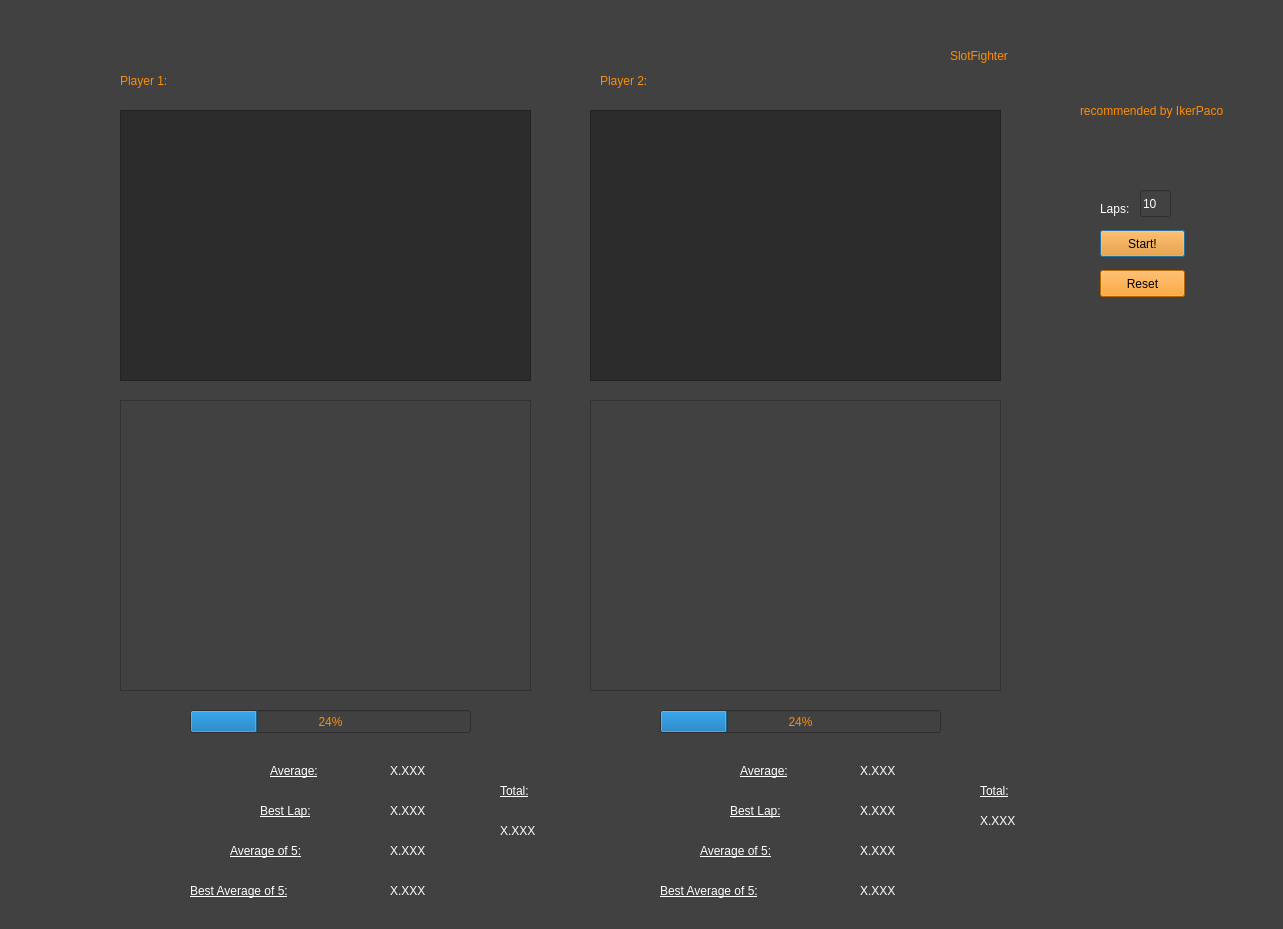
First picture: the form in untitled.ui, repository EvilEli/SlotcarTimer, before the edit.
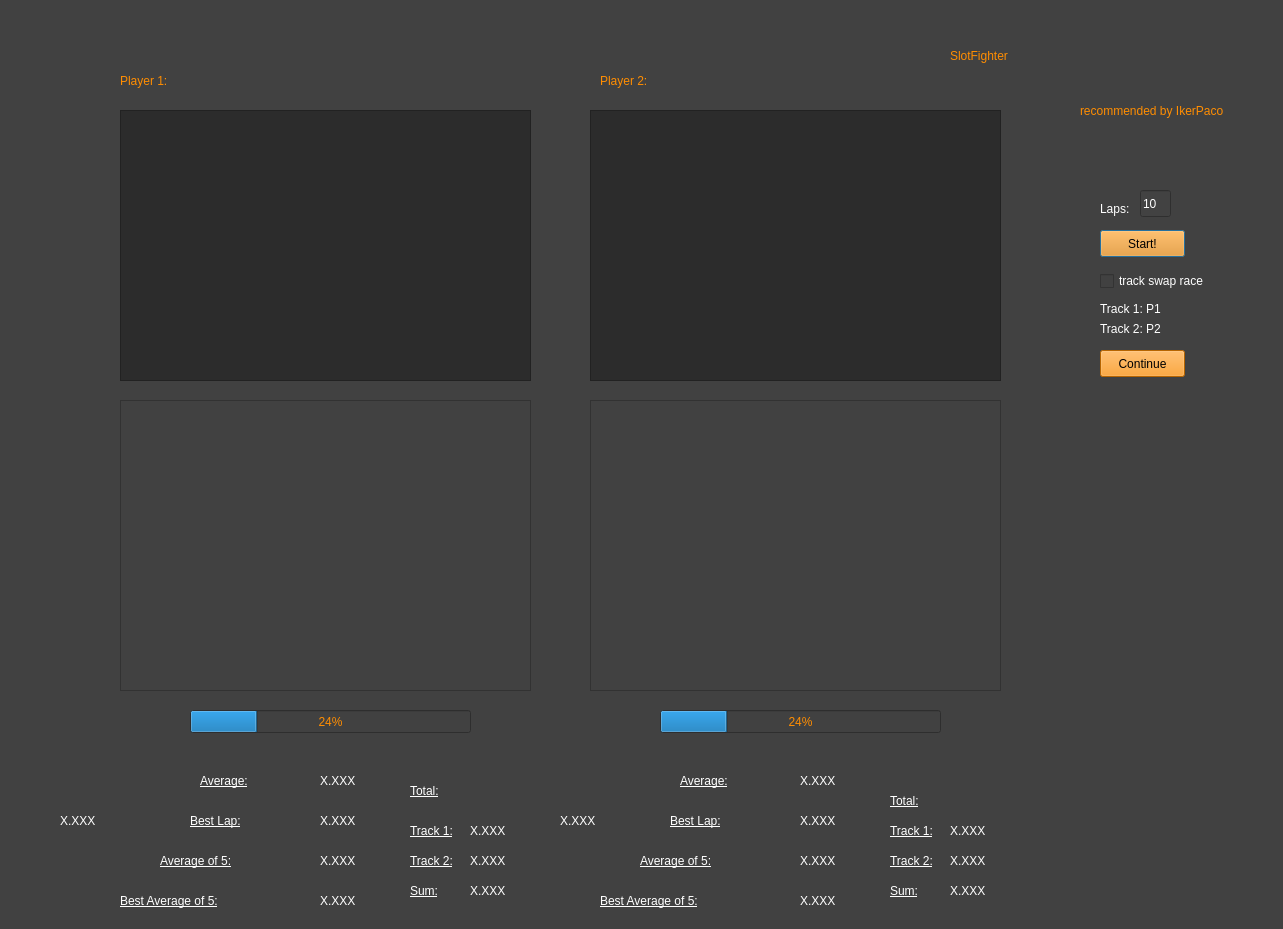
Second picture: the form after the edit. Custom widgets are drawn as their Qt base class.

Commit message: Added track swap function.

The edit to the form file:
```diff
--- a/untitled.ui
+++ b/untitled.ui
@@ -144,8 +144,8 @@
   <widget class="QLabel" name="label_4">
    <property name="geometry">
     <rect>
-     <x>260</x>
-     <y>800</y>
+     <x>190</x>
+     <y>810</y>
      <width>91</width>
      <height>21</height>
     </rect>
@@ -162,8 +162,8 @@
   <widget class="QLabel" name="label_5">
    <property name="geometry">
     <rect>
-     <x>390</x>
-     <y>800</y>
+     <x>320</x>
+     <y>810</y>
      <width>56</width>
      <height>21</height>
     </rect>
@@ -179,8 +179,8 @@
   <widget class="QLabel" name="label_7">
    <property name="geometry">
     <rect>
-     <x>270</x>
-     <y>760</y>
+     <x>200</x>
+     <y>770</y>
      <width>81</width>
      <height>21</height>
     </rect>
@@ -197,8 +197,8 @@
   <widget class="QLabel" name="label_6">
    <property name="geometry">
     <rect>
-     <x>390</x>
-     <y>760</y>
+     <x>320</x>
+     <y>770</y>
      <width>56</width>
      <height>21</height>
     </rect>
@@ -214,8 +214,8 @@
   <widget class="QLabel" name="label_8">
    <property name="geometry">
     <rect>
-     <x>390</x>
-     <y>840</y>
+     <x>320</x>
+     <y>850</y>
      <width>56</width>
      <height>21</height>
     </rect>
@@ -231,8 +231,8 @@
   <widget class="QLabel" name="label_9">
    <property name="geometry">
     <rect>
-     <x>230</x>
-     <y>840</y>
+     <x>160</x>
+     <y>850</y>
      <width>121</width>
      <height>21</height>
     </rect>
@@ -249,8 +249,8 @@
   <widget class="QLabel" name="label_10">
    <property name="geometry">
     <rect>
-     <x>190</x>
-     <y>880</y>
+     <x>120</x>
+     <y>890</y>
      <width>171</width>
      <height>21</height>
     </rect>
@@ -267,8 +267,8 @@
   <widget class="QLabel" name="label_11">
    <property name="geometry">
     <rect>
-     <x>390</x>
-     <y>880</y>
+     <x>320</x>
+     <y>890</y>
      <width>56</width>
      <height>21</height>
     </rect>
@@ -310,8 +310,8 @@
   <widget class="QLabel" name="label_12">
    <property name="geometry">
     <rect>
-     <x>740</x>
-     <y>760</y>
+     <x>680</x>
+     <y>770</y>
      <width>81</width>
      <height>21</height>
     </rect>
@@ -328,8 +328,8 @@
   <widget class="QLabel" name="label_13">
    <property name="geometry">
     <rect>
-     <x>860</x>
-     <y>840</y>
+     <x>800</x>
+     <y>850</y>
      <width>56</width>
      <height>21</height>
     </rect>
@@ -345,8 +345,8 @@
   <widget class="QLabel" name="label_14">
    <property name="geometry">
     <rect>
-     <x>860</x>
-     <y>800</y>
+     <x>800</x>
+     <y>810</y>
      <width>56</width>
      <height>21</height>
     </rect>
@@ -362,8 +362,8 @@
   <widget class="QLabel" name="label_15">
    <property name="geometry">
     <rect>
-     <x>700</x>
-     <y>840</y>
+     <x>640</x>
+     <y>850</y>
      <width>121</width>
      <height>21</height>
     </rect>
@@ -380,8 +380,8 @@
   <widget class="QLabel" name="label_16">
    <property name="geometry">
     <rect>
-     <x>660</x>
-     <y>880</y>
+     <x>600</x>
+     <y>890</y>
      <width>171</width>
      <height>21</height>
     </rect>
@@ -398,8 +398,8 @@
   <widget class="QLabel" name="label_17">
    <property name="geometry">
     <rect>
-     <x>730</x>
-     <y>800</y>
+     <x>670</x>
+     <y>810</y>
      <width>91</width>
      <height>21</height>
     </rect>
@@ -416,8 +416,8 @@
   <widget class="QLabel" name="label_18">
    <property name="geometry">
     <rect>
-     <x>860</x>
-     <y>760</y>
+     <x>800</x>
+     <y>770</y>
      <width>56</width>
      <height>21</height>
     </rect>
@@ -433,8 +433,8 @@
   <widget class="QLabel" name="label_19">
    <property name="geometry">
     <rect>
-     <x>860</x>
-     <y>880</y>
+     <x>800</x>
+     <y>890</y>
      <width>56</width>
      <height>21</height>
     </rect>
@@ -465,7 +465,7 @@
   <widget class="QLabel" name="label_20">
    <property name="geometry">
     <rect>
-     <x>500</x>
+     <x>410</x>
      <y>780</y>
      <width>51</width>
      <height>21</height>
@@ -483,8 +483,8 @@
   <widget class="QLabel" name="label_21">
    <property name="geometry">
     <rect>
-     <x>980</x>
-     <y>780</y>
+     <x>890</x>
+     <y>790</y>
      <width>51</width>
      <height>21</height>
     </rect>
@@ -501,7 +501,7 @@
   <widget class="QLabel" name="label_22">
    <property name="geometry">
     <rect>
-     <x>500</x>
+     <x>470</x>
      <y>820</y>
      <width>56</width>
      <height>21</height>
@@ -518,8 +518,8 @@
   <widget class="QLabel" name="label_23">
    <property name="geometry">
     <rect>
-     <x>980</x>
-     <y>810</y>
+     <x>950</x>
+     <y>820</y>
      <width>56</width>
      <height>21</height>
     </rect>
@@ -536,7 +536,7 @@
    <property name="geometry">
     <rect>
      <x>1100</x>
-     <y>270</y>
+     <y>350</y>
      <width>85</width>
      <height>27</height>
     </rect>
@@ -545,7 +545,7 @@
     <string notr="true">background-color: rgb(255, 141, 1);</string>
    </property>
    <property name="text">
-    <string>Reset</string>
+    <string>Continue</string>
    </property>
   </widget>
   <widget class="QLabel" name="label_24">
@@ -582,6 +582,264 @@
     <string>recommended by IkerPaco</string>
    </property>
   </widget>
+  <widget class="QCheckBox" name="checkBox">
+   <property name="geometry">
+    <rect>
+     <x>1100</x>
+     <y>270</y>
+     <width>151</width>
+     <height>22</height>
+    </rect>
+   </property>
+   <property name="styleSheet">
+    <string notr="true">color: rgb(255, 255, 255);</string>
+   </property>
+   <property name="text">
+    <string>track swap race</string>
+   </property>
+  </widget>
+  <widget class="QLabel" name="label_26">
+   <property name="geometry">
+    <rect>
+     <x>410</x>
+     <y>820</y>
+     <width>51</width>
+     <height>21</height>
+    </rect>
+   </property>
+   <property name="styleSheet">
+    <string notr="true">color: rgb(255, 255, 255);
+text-decoration: underline;
+font: 10pt &quot;Noto Sans [unknown]&quot;;</string>
+   </property>
+   <property name="text">
+    <string>Track 1:</string>
+   </property>
+  </widget>
+  <widget class="QLabel" name="label_27">
+   <property name="geometry">
+    <rect>
+     <x>410</x>
+     <y>850</y>
+     <width>51</width>
+     <height>21</height>
+    </rect>
+   </property>
+   <property name="styleSheet">
+    <string notr="true">color: rgb(255, 255, 255);
+text-decoration: underline;
+font: 10pt &quot;Noto Sans [unknown]&quot;;</string>
+   </property>
+   <property name="text">
+    <string>Track 2:</string>
+   </property>
+  </widget>
+  <widget class="QLabel" name="label_28">
+   <property name="geometry">
+    <rect>
+     <x>470</x>
+     <y>850</y>
+     <width>56</width>
+     <height>21</height>
+    </rect>
+   </property>
+   <property name="styleSheet">
+    <string notr="true">color: rgb(255, 255, 255);
+font: 12pt &quot;Noto Sans [unknown]&quot;;</string>
+   </property>
+   <property name="text">
+    <string>X.XXX</string>
+   </property>
+  </widget>
+  <widget class="QLabel" name="label_29">
+   <property name="geometry">
+    <rect>
+     <x>410</x>
+     <y>880</y>
+     <width>51</width>
+     <height>21</height>
+    </rect>
+   </property>
+   <property name="styleSheet">
+    <string notr="true">color: rgb(255, 255, 255);
+text-decoration: underline;
+font: 10pt &quot;Noto Sans [unknown]&quot;;</string>
+   </property>
+   <property name="text">
+    <string>Sum:</string>
+   </property>
+  </widget>
+  <widget class="QLabel" name="label_30">
+   <property name="geometry">
+    <rect>
+     <x>470</x>
+     <y>880</y>
+     <width>56</width>
+     <height>21</height>
+    </rect>
+   </property>
+   <property name="styleSheet">
+    <string notr="true">color: rgb(255, 255, 255);
+font: 12pt &quot;Noto Sans [unknown]&quot;;</string>
+   </property>
+   <property name="text">
+    <string>X.XXX</string>
+   </property>
+  </widget>
+  <widget class="QLabel" name="label_31">
+   <property name="geometry">
+    <rect>
+     <x>950</x>
+     <y>880</y>
+     <width>56</width>
+     <height>21</height>
+    </rect>
+   </property>
+   <property name="styleSheet">
+    <string notr="true">color: rgb(255, 255, 255);
+font: 12pt &quot;Noto Sans [unknown]&quot;;</string>
+   </property>
+   <property name="text">
+    <string>X.XXX</string>
+   </property>
+  </widget>
+  <widget class="QLabel" name="label_32">
+   <property name="geometry">
+    <rect>
+     <x>950</x>
+     <y>850</y>
+     <width>56</width>
+     <height>21</height>
+    </rect>
+   </property>
+   <property name="styleSheet">
+    <string notr="true">color: rgb(255, 255, 255);
+font: 12pt &quot;Noto Sans [unknown]&quot;;</string>
+   </property>
+   <property name="text">
+    <string>X.XXX</string>
+   </property>
+  </widget>
+  <widget class="QLabel" name="label_33">
+   <property name="geometry">
+    <rect>
+     <x>890</x>
+     <y>850</y>
+     <width>51</width>
+     <height>21</height>
+    </rect>
+   </property>
+   <property name="styleSheet">
+    <string notr="true">color: rgb(255, 255, 255);
+text-decoration: underline;
+font: 10pt &quot;Noto Sans [unknown]&quot;;</string>
+   </property>
+   <property name="text">
+    <string>Track 2:</string>
+   </property>
+  </widget>
+  <widget class="QLabel" name="label_34">
+   <property name="geometry">
+    <rect>
+     <x>890</x>
+     <y>880</y>
+     <width>51</width>
+     <height>21</height>
+    </rect>
+   </property>
+   <property name="styleSheet">
+    <string notr="true">color: rgb(255, 255, 255);
+text-decoration: underline;
+font: 10pt &quot;Noto Sans [unknown]&quot;;</string>
+   </property>
+   <property name="text">
+    <string>Sum:</string>
+   </property>
+  </widget>
+  <widget class="QLabel" name="label_35">
+   <property name="geometry">
+    <rect>
+     <x>890</x>
+     <y>820</y>
+     <width>51</width>
+     <height>21</height>
+    </rect>
+   </property>
+   <property name="styleSheet">
+    <string notr="true">color: rgb(255, 255, 255);
+text-decoration: underline;
+font: 10pt &quot;Noto Sans [unknown]&quot;;</string>
+   </property>
+   <property name="text">
+    <string>Track 1:</string>
+   </property>
+  </widget>
+  <widget class="QLabel" name="label_36">
+   <property name="geometry">
+    <rect>
+     <x>1100</x>
+     <y>300</y>
+     <width>71</width>
+     <height>17</height>
+    </rect>
+   </property>
+   <property name="styleSheet">
+    <string notr="true">color: rgb(255, 255, 255);</string>
+   </property>
+   <property name="text">
+    <string>Track 1: P1</string>
+   </property>
+  </widget>
+  <widget class="QLabel" name="label_37">
+   <property name="geometry">
+    <rect>
+     <x>1100</x>
+     <y>320</y>
+     <width>71</width>
+     <height>17</height>
+    </rect>
+   </property>
+   <property name="styleSheet">
+    <string notr="true">color: rgb(255, 255, 255);</string>
+   </property>
+   <property name="text">
+    <string>Track 2: P2</string>
+   </property>
+  </widget>
+  <widget class="QLabel" name="label_38">
+   <property name="geometry">
+    <rect>
+     <x>60</x>
+     <y>810</y>
+     <width>111</width>
+     <height>21</height>
+    </rect>
+   </property>
+   <property name="styleSheet">
+    <string notr="true">color: rgb(255, 255, 255);
+font: 12pt &quot;Noto Sans [unknown]&quot;;</string>
+   </property>
+   <property name="text">
+    <string>X.XXX</string>
+   </property>
+  </widget>
+  <widget class="QLabel" name="label_39">
+   <property name="geometry">
+    <rect>
+     <x>560</x>
+     <y>810</y>
+     <width>91</width>
+     <height>21</height>
+    </rect>
+   </property>
+   <property name="styleSheet">
+    <string notr="true">color: rgb(255, 255, 255);
+font: 12pt &quot;Noto Sans [unknown]&quot;;</string>
+   </property>
+   <property name="text">
+    <string>X.XXX</string>
+   </property>
+  </widget>
  </widget>
  <customwidgets>
   <customwidget>
```
The commit also changes 3 other files.
